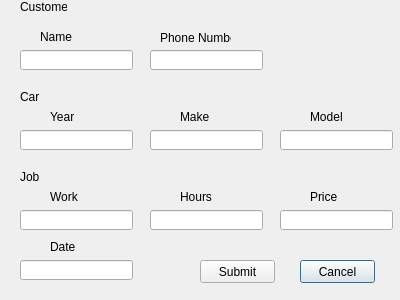
Old version of the form newcustomer.ui in the repository domaspiragas/FairPriceDataManager.
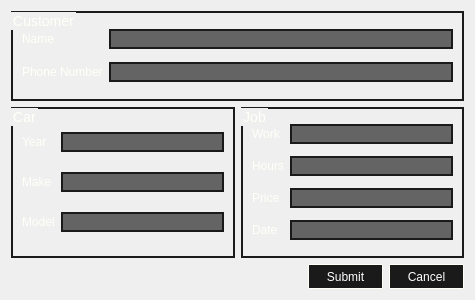
New version of the form.

Diff of the .ui file:
```diff
--- a/newcustomer.ui
+++ b/newcustomer.ui
@@ -6,285 +6,442 @@
    <rect>
     <x>0</x>
     <y>0</y>
-    <width>400</width>
+    <width>475</width>
     <height>300</height>
    </rect>
   </property>
+  <property name="minimumSize">
+   <size>
+    <width>475</width>
+    <height>300</height>
+   </size>
+  </property>
+  <property name="maximumSize">
+   <size>
+    <width>475</width>
+    <height>300</height>
+   </size>
+  </property>
   <property name="windowTitle">
    <string>Dialog</string>
   </property>
-  <widget class="QLineEdit" name="carMakeBox">
-   <property name="geometry">
-    <rect>
-     <x>150</x>
-     <y>130</y>
-     <width>113</width>
-     <height>20</height>
-    </rect>
-   </property>
-  </widget>
-  <widget class="QLineEdit" name="jobPriceBox">
-   <property name="geometry">
-    <rect>
-     <x>280</x>
-     <y>210</y>
-     <width>113</width>
-     <height>20</height>
-    </rect>
-   </property>
-  </widget>
-  <widget class="QLineEdit" name="jobWorkBox">
-   <property name="geometry">
-    <rect>
-     <x>20</x>
-     <y>210</y>
-     <width>113</width>
-     <height>20</height>
-    </rect>
-   </property>
-  </widget>
-  <widget class="QPushButton" name="cancelButton">
-   <property name="geometry">
-    <rect>
-     <x>300</x>
-     <y>260</y>
-     <width>75</width>
-     <height>23</height>
-    </rect>
-   </property>
-   <property name="text">
-    <string>Cancel</string>
-   </property>
-  </widget>
-  <widget class="QLineEdit" name="carYearBox">
-   <property name="geometry">
-    <rect>
-     <x>20</x>
-     <y>130</y>
-     <width>113</width>
-     <height>20</height>
-    </rect>
-   </property>
-  </widget>
-  <widget class="QPushButton" name="submitButton">
-   <property name="geometry">
-    <rect>
-     <x>200</x>
-     <y>260</y>
-     <width>75</width>
-     <height>23</height>
-    </rect>
-   </property>
-   <property name="text">
-    <string>Submit</string>
-   </property>
-  </widget>
-  <widget class="QLineEdit" name="customerPhoneNumberBox">
-   <property name="geometry">
-    <rect>
-     <x>150</x>
-     <y>50</y>
-     <width>113</width>
-     <height>20</height>
-    </rect>
-   </property>
-  </widget>
-  <widget class="QLineEdit" name="carModelBox">
-   <property name="geometry">
-    <rect>
-     <x>280</x>
-     <y>130</y>
-     <width>113</width>
-     <height>20</height>
-    </rect>
-   </property>
-  </widget>
-  <widget class="QLineEdit" name="jobHoursBox">
-   <property name="geometry">
-    <rect>
-     <x>150</x>
-     <y>210</y>
-     <width>113</width>
-     <height>20</height>
-    </rect>
-   </property>
-  </widget>
-  <widget class="QLineEdit" name="customerNameBox">
-   <property name="geometry">
-    <rect>
-     <x>20</x>
-     <y>50</y>
-     <width>113</width>
-     <height>20</height>
-    </rect>
-   </property>
-  </widget>
-  <widget class="QLabel" name="customerLabel">
-   <property name="geometry">
-    <rect>
-     <x>20</x>
-     <y>0</y>
-     <width>47</width>
-     <height>13</height>
-    </rect>
-   </property>
-   <property name="text">
-    <string>Customer</string>
-   </property>
-  </widget>
-  <widget class="QLabel" name="customerNameLabel">
-   <property name="geometry">
-    <rect>
-     <x>40</x>
-     <y>30</y>
-     <width>47</width>
-     <height>13</height>
-    </rect>
-   </property>
-   <property name="text">
-    <string>Name</string>
-   </property>
-  </widget>
-  <widget class="QLabel" name="customerPhoneNumberLabel">
-   <property name="geometry">
-    <rect>
-     <x>160</x>
-     <y>30</y>
-     <width>71</width>
-     <height>16</height>
-    </rect>
-   </property>
-   <property name="text">
-    <string>Phone Number</string>
-   </property>
-  </widget>
-  <widget class="QLabel" name="carLabel">
-   <property name="geometry">
-    <rect>
-     <x>20</x>
-     <y>90</y>
-     <width>47</width>
-     <height>13</height>
-    </rect>
-   </property>
-   <property name="text">
-    <string>Car</string>
-   </property>
-  </widget>
-  <widget class="QLabel" name="carYearLabel">
-   <property name="geometry">
-    <rect>
-     <x>50</x>
-     <y>110</y>
-     <width>47</width>
-     <height>13</height>
-    </rect>
-   </property>
-   <property name="text">
-    <string>Year</string>
-   </property>
-  </widget>
-  <widget class="QLabel" name="carMakeLabel">
-   <property name="geometry">
-    <rect>
-     <x>180</x>
-     <y>110</y>
-     <width>47</width>
-     <height>13</height>
-    </rect>
-   </property>
-   <property name="text">
-    <string>Make</string>
-   </property>
-  </widget>
-  <widget class="QLabel" name="carModelLabel">
-   <property name="geometry">
-    <rect>
-     <x>310</x>
-     <y>110</y>
-     <width>47</width>
-     <height>13</height>
-    </rect>
-   </property>
-   <property name="text">
-    <string>Model</string>
-   </property>
-  </widget>
-  <widget class="QLabel" name="jobPriceLabel">
-   <property name="geometry">
-    <rect>
-     <x>310</x>
-     <y>190</y>
-     <width>47</width>
-     <height>13</height>
-    </rect>
-   </property>
-   <property name="text">
-    <string>Price</string>
-   </property>
-  </widget>
-  <widget class="QLabel" name="jobHoursLabel">
-   <property name="geometry">
-    <rect>
-     <x>180</x>
-     <y>190</y>
-     <width>47</width>
-     <height>13</height>
-    </rect>
-   </property>
-   <property name="text">
-    <string>Hours</string>
-   </property>
-  </widget>
-  <widget class="QLabel" name="jobLabel">
-   <property name="geometry">
-    <rect>
-     <x>20</x>
-     <y>170</y>
-     <width>47</width>
-     <height>13</height>
-    </rect>
-   </property>
-   <property name="text">
-    <string>Job</string>
-   </property>
-  </widget>
-  <widget class="QLabel" name="jobWorkLabel">
-   <property name="geometry">
-    <rect>
-     <x>50</x>
-     <y>190</y>
-     <width>47</width>
-     <height>13</height>
-    </rect>
-   </property>
-   <property name="text">
-    <string>Work</string>
-   </property>
-  </widget>
-  <widget class="QLabel" name="jobDateLabel">
-   <property name="geometry">
-    <rect>
-     <x>50</x>
-     <y>240</y>
-     <width>47</width>
-     <height>13</height>
-    </rect>
-   </property>
-   <property name="text">
-    <string>Date</string>
-   </property>
-  </widget>
-  <widget class="QLineEdit" name="jobDateBox">
-   <property name="geometry">
-    <rect>
-     <x>20</x>
-     <y>260</y>
-     <width>113</width>
-     <height>20</height>
-    </rect>
-   </property>
-  </widget>
+  <layout class="QVBoxLayout" name="verticalLayout">
+   <item>
+    <layout class="QGridLayout" name="gridLayout_4">
+     <item row="1" column="1">
+      <widget class="QGroupBox" name="jobBox">
+       <property name="styleSheet">
+        <string notr="true">QWidget
+{
+	font-size:14px;
+	border: 2px solid #1a1a1a;
+}
+
+QWidget::title 
+{
+	color:#fffff8;
+
+}</string>
+       </property>
+       <property name="title">
+        <string>Job</string>
+       </property>
+       <layout class="QHBoxLayout" name="horizontalLayout_3">
+        <item>
+         <layout class="QGridLayout" name="gridLayout_3">
+          <item row="0" column="0">
+           <widget class="QLabel" name="jobWorkLabel">
+            <property name="styleSheet">
+             <string notr="true">QWidget 
+{
+	color: #fffff8;
+	border:none;
+	font-size:12px;
+}</string>
+            </property>
+            <property name="text">
+             <string>Work</string>
+            </property>
+           </widget>
+          </item>
+          <item row="2" column="0">
+           <widget class="QLabel" name="jobPriceLabel">
+            <property name="styleSheet">
+             <string notr="true">QWidget 
+{
+	color: #fffff8;
+	border:none;
+	font-size:12px;
+}</string>
+            </property>
+            <property name="text">
+             <string>Price</string>
+            </property>
+           </widget>
+          </item>
+          <item row="2" column="1">
+           <widget class="QLineEdit" name="jobPriceBox">
+            <property name="styleSheet">
+             <string notr="true">QWidget 
+{
+	background-color: #646464;
+	color: white;
+	border: 2px solid #1a1a1a;
+	font-size:12px;
+}</string>
+            </property>
+           </widget>
+          </item>
+          <item row="1" column="0">
+           <widget class="QLabel" name="jobHoursLabel">
+            <property name="styleSheet">
+             <string notr="true">QWidget 
+{
+	color: #fffff8;
+	border:none;
+	font-size:12px;
+}</string>
+            </property>
+            <property name="text">
+             <string>Hours</string>
+            </property>
+           </widget>
+          </item>
+          <item row="1" column="1">
+           <widget class="QLineEdit" name="jobHoursBox">
+            <property name="styleSheet">
+             <string notr="true">QWidget 
+{
+	background-color: #646464;
+	color: white;
+	border: 2px solid #1a1a1a;
+	font-size:12px;
+}</string>
+            </property>
+           </widget>
+          </item>
+          <item row="0" column="1">
+           <widget class="QLineEdit" name="jobWorkBox">
+            <property name="styleSheet">
+             <string notr="true">QWidget 
+{
+	background-color: #646464;
+	color: white;
+	border: 2px solid #1a1a1a;
+	font-size:12px;
+}</string>
+            </property>
+           </widget>
+          </item>
+          <item row="3" column="0">
+           <widget class="QLabel" name="jobDateLabel">
+            <property name="styleSheet">
+             <string notr="true">QWidget 
+{
+	color: #fffff8;
+	border:none;
+	font-size:12px;
+}</string>
+            </property>
+            <property name="text">
+             <string>Date</string>
+            </property>
+           </widget>
+          </item>
+          <item row="3" column="1">
+           <widget class="QLineEdit" name="jobDateBox">
+            <property name="styleSheet">
+             <string notr="true">QWidget 
+{
+	background-color: #646464;
+	color: white;
+	border: 2px solid #1a1a1a;
+	font-size:12px;
+}</string>
+            </property>
+           </widget>
+          </item>
+         </layout>
+        </item>
+       </layout>
+      </widget>
+     </item>
+     <item row="0" column="0" colspan="2">
+      <widget class="QGroupBox" name="customerBox">
+       <property name="maximumSize">
+        <size>
+         <width>16777215</width>
+         <height>90</height>
+        </size>
+       </property>
+       <property name="styleSheet">
+        <string notr="true">QWidget
+{
+	font-size:14px;
+	border: 2px solid #1a1a1a;
+}
+
+QWidget::title 
+{
+	color:#fffff8;
+
+}</string>
+       </property>
+       <property name="title">
+        <string>Customer</string>
+       </property>
+       <layout class="QHBoxLayout" name="horizontalLayout">
+        <item>
+         <layout class="QGridLayout" name="gridLayout">
+          <item row="0" column="1">
+           <widget class="QLineEdit" name="customerNameBox">
+            <property name="styleSheet">
+             <string notr="true">QWidget 
+{
+	background-color: #646464;
+	color: white;
+	border: 2px solid #1a1a1a;
+	font-size:12px;
+}</string>
+            </property>
+           </widget>
+          </item>
+          <item row="0" column="0">
+           <widget class="QLabel" name="customerNameLabel">
+            <property name="styleSheet">
+             <string notr="true">QWidget 
+{
+	color: #fffff8;
+	border:none;
+	font-size:12px;
+}</string>
+            </property>
+            <property name="text">
+             <string>Name</string>
+            </property>
+           </widget>
+          </item>
+          <item row="1" column="0">
+           <widget class="QLabel" name="customerPhoneNumberLabel">
+            <property name="styleSheet">
+             <string notr="true">QWidget 
+{
+	color: #fffff8;
+	border:none;
+	font-size:12px;
+}</string>
+            </property>
+            <property name="text">
+             <string>Phone Number</string>
+            </property>
+           </widget>
+          </item>
+          <item row="1" column="1">
+           <widget class="QLineEdit" name="customerPhoneNumberBox">
+            <property name="styleSheet">
+             <string notr="true">QWidget 
+{
+	background-color: #646464;
+	color: white;
+	border: 2px solid #1a1a1a;
+	font-size:12px;
+}</string>
+            </property>
+           </widget>
+          </item>
+         </layout>
+        </item>
+       </layout>
+      </widget>
+     </item>
+     <item row="1" column="0">
+      <widget class="QGroupBox" name="carBox">
+       <property name="styleSheet">
+        <string notr="true">QWidget
+{
+	font-size:14px;
+	border: 2px solid #1a1a1a;
+}
+
+QWidget::title 
+{
+	color:#fffff8;
+
+}</string>
+       </property>
+       <property name="title">
+        <string>Car</string>
+       </property>
+       <layout class="QHBoxLayout" name="horizontalLayout_2">
+        <item>
+         <layout class="QGridLayout" name="gridLayout_2">
+          <item row="0" column="0">
+           <widget class="QLabel" name="carYearLabel">
+            <property name="styleSheet">
+             <string notr="true">QWidget 
+{
+	color: #fffff8;
+	border:none;
+	font-size:12px;
+}</string>
+            </property>
+            <property name="text">
+             <string>Year</string>
+            </property>
+           </widget>
+          </item>
+          <item row="1" column="0">
+           <widget class="QLabel" name="carMakeLabel">
+            <property name="styleSheet">
+             <string notr="true">QWidget 
+{
+	color: #fffff8;
+	border:none;
+	font-size:12px;
+}</string>
+            </property>
+            <property name="text">
+             <string>Make</string>
+            </property>
+           </widget>
+          </item>
+          <item row="1" column="1">
+           <widget class="QLineEdit" name="carMakeBox">
+            <property name="styleSheet">
+             <string notr="true">QWidget 
+{
+	background-color: #646464;
+	color: white;
+	border: 2px solid #1a1a1a;
+	font-size:12px;
+}</string>
+            </property>
+           </widget>
+          </item>
+          <item row="0" column="1">
+           <widget class="QLineEdit" name="carYearBox">
+            <property name="styleSheet">
+             <string notr="true">QWidget 
+{
+	background-color: #646464;
+	color: white;
+	border: 2px solid #1a1a1a;
+	font-size:12px;
+}</string>
+            </property>
+           </widget>
+          </item>
+          <item row="2" column="0">
+           <widget class="QLabel" name="carModelLabel">
+            <property name="styleSheet">
+             <string notr="true">QWidget 
+{
+	color: #fffff8;
+	border:none;
+	font-size:12px;
+}</string>
+            </property>
+            <property name="text">
+             <string>Model</string>
+            </property>
+           </widget>
+          </item>
+          <item row="2" column="1">
+           <widget class="QLineEdit" name="carModelBox">
+            <property name="styleSheet">
+             <string notr="true">QWidget 
+{
+	background-color: #646464;
+	color: white;
+	border: 2px solid #1a1a1a;
+	font-size:12px;
+}</string>
+            </property>
+           </widget>
+          </item>
+         </layout>
+        </item>
+       </layout>
+      </widget>
+     </item>
+    </layout>
+   </item>
+   <item>
+    <layout class="QHBoxLayout" name="horizontalLayout_4">
+     <item>
+      <spacer name="horizontalSpacer">
+       <property name="orientation">
+        <enum>Qt::Horizontal</enum>
+       </property>
+       <property name="sizeHint" stdset="0">
+        <size>
+         <width>40</width>
+         <height>20</height>
+        </size>
+       </property>
+      </spacer>
+     </item>
+     <item>
+      <widget class="QPushButton" name="submitButton">
+       <property name="minimumSize">
+        <size>
+         <width>75</width>
+         <height>25</height>
+        </size>
+       </property>
+       <property name="styleSheet">
+        <string notr="true">QPushButton
+{
+	background-color: #1a1a1a;
+	color: white;
+	border: 1px solid #fffff8;
+	border-radius: 1px
+}
+QPushButton:pressed 
+{
+	background-color:#646464;
+	color:white;
+	border: 1px solid #fffff8;
+	border-radius: 1px;
+}</string>
+       </property>
+       <property name="text">
+        <string>Submit</string>
+       </property>
+      </widget>
+     </item>
+     <item>
+      <widget class="QPushButton" name="cancelButton">
+       <property name="minimumSize">
+        <size>
+         <width>75</width>
+         <height>25</height>
+        </size>
+       </property>
+       <property name="styleSheet">
+        <string notr="true">QPushButton
+{
+	background-color: #1a1a1a;
+	color: white;
+	border: 1px solid #fffff8;
+	border-radius: 1px
+}
+QPushButton:pressed 
+{
+	background-color:#646464;
+	color:white;
+	border: 1px solid #fffff8;
+	border-radius: 1px;
+}</string>
+       </property>
+       <property name="text">
+        <string>Cancel</string>
+       </property>
+      </widget>
+     </item>
+    </layout>
+   </item>
+  </layout>
  </widget>
  <tabstops>
   <tabstop>customerNameBox</tabstop>
```
